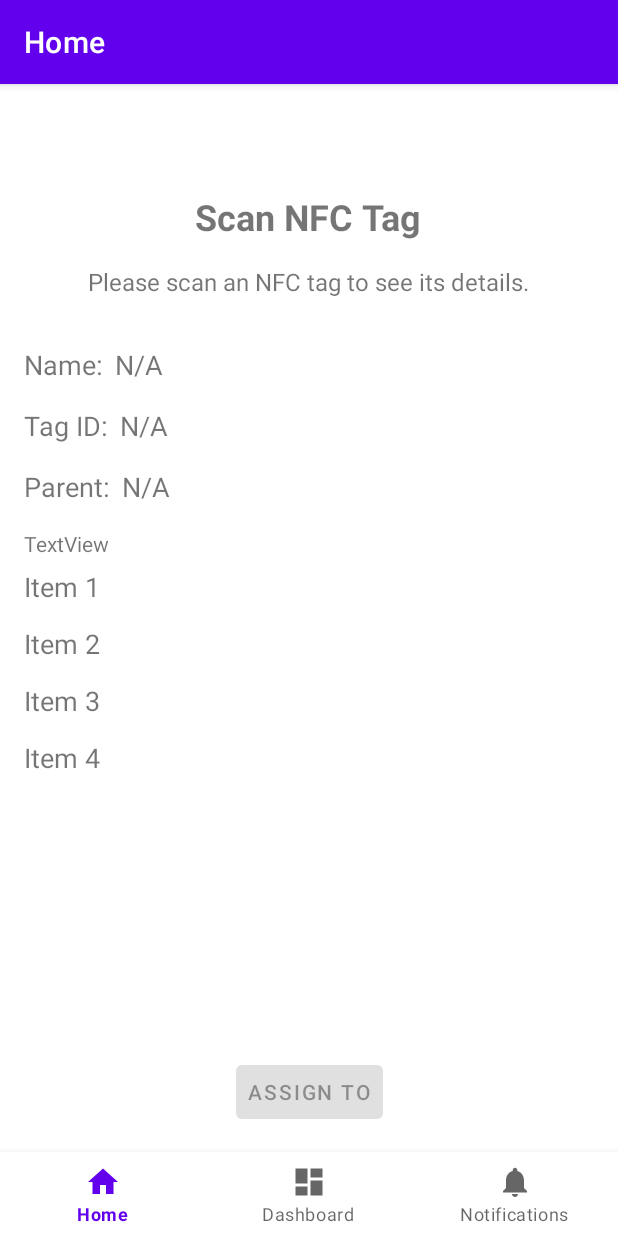
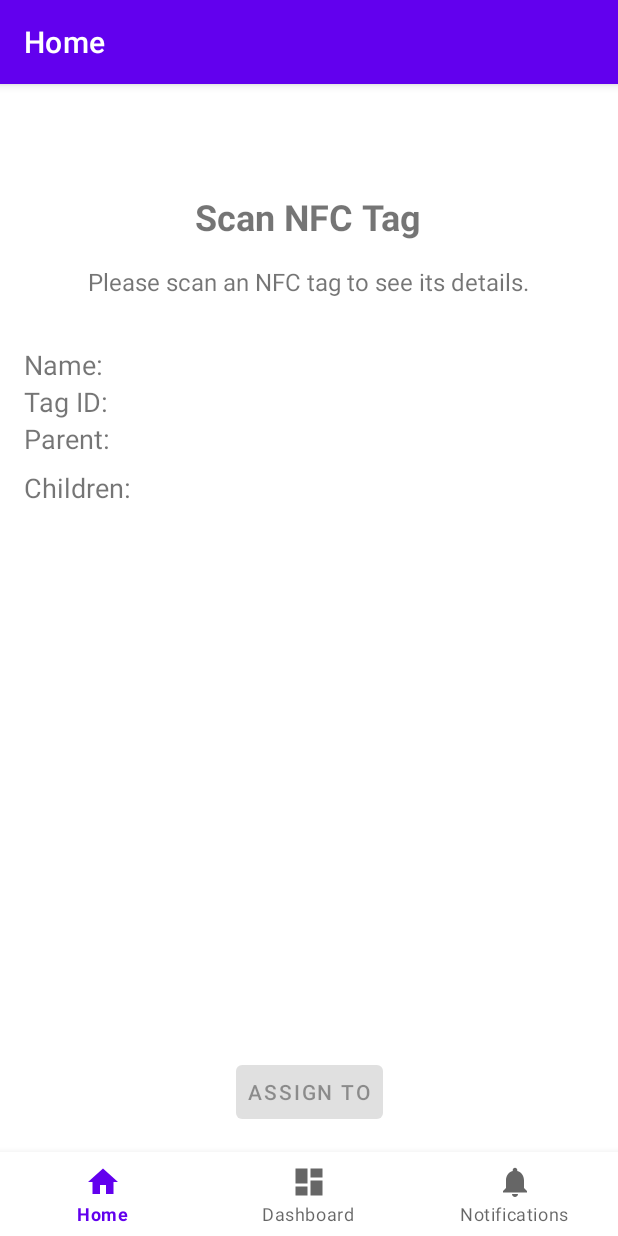
Before and after one commit to Statictide/NFC-scanner-android, an Android app: the screen it shows after launch (MainActivity), on a phone screen of 412 x 824 dp. Run offline under Robolectric (Android 15) with nearby library versions, the phone set to English and light mode, and no system bars; our stand-ins replace navigation-ui; 2 statements that could not run were skipped.

```diff
--- a/app/build.gradle.kts
+++ b/app/build.gradle.kts
@@ -3,7 +3,10 @@ import com.android.sdklib.AndroidVersion
 plugins {
     alias(libs.plugins.android.application)
     alias(libs.plugins.jetbrains.kotlin.android)
+    id("androidx.navigation.safeargs.kotlin")
+    id("kotlin-parcelize")
 }
+
 
 android {
     namespace = "dk.sierrasoftware.nfcscanner"
@@ -53,5 +56,6 @@ dependencies {
 
     implementation("com.squareup.retrofit2:retrofit:2.9.0")
     implementation("com.squareup.retrofit2:converter-gson:2.9.0")
-
+    implementation("androidx.navigation:navigation-fragment-ktx:2.5.0")
+    implementation("androidx.navigation:navigation-ui-ktx:2.5.0")
 }
--- a/app/src/main/java/dk/sierrasoftware/nfcscanner/ui/home/HomeFragment.kt
+++ b/app/src/main/java/dk/sierrasoftware/nfcscanner/ui/home/HomeFragment.kt
@@ -9,8 +9,12 @@ import android.widget.LinearLayout
 import android.widget.TextView
 import androidx.fragment.app.Fragment
 import androidx.lifecycle.ViewModelProvider
+import androidx.navigation.fragment.navArgs
 import dk.sierrasoftware.nfcscanner.R
+import dk.sierrasoftware.nfcscanner.api.EntityClosureDTO
+import dk.sierrasoftware.nfcscanner.api.EntityDTO
 import dk.sierrasoftware.nfcscanner.databinding.FragmentHomeBinding
+import java.util.Collections
 
 class HomeFragment : Fragment() {
 
@@ -19,6 +23,8 @@ class HomeFragment : Fragment() {
     // This property is only valid between onCreateView and
     // onDestroyView.
     private val binding get() = _binding!!
+
+    private val args: HomeFragmentArgs by navArgs()
 
 
     // Views
@@ -34,42 +40,30 @@ class HomeFragment : Fragment() {
         _binding = FragmentHomeBinding.inflate(inflater, container, false)
         val root: View = binding.root
 
-        //val textView: TextView = binding.textHome
-        homeViewModel.text.observe(viewLifecycleOwner) {
-            //textView.text = it
+        // Bind view model
+        homeViewModel.entityClosure.observe(viewLifecycleOwner) {
+            renderEntity(it)
         }
 
-        // Bind views
-        assignButton = root.findViewById(R.id.assign_button)
-
-        arguments?.getString("tag_uid")?.let { binding.tagIdValue.text = it }
-        arguments?.getString("name")?.let { binding.nameValue.text = it }
-        arguments?.getString("tag_uid")?.let { assignButton.isEnabled = true }
-        arguments?.getString("parent")?.let { binding.parentValue.text = it }
-
-
-        // Example data
-        val items = listOf("Item 1", "Item 2", "Item 3", "Item 4")
-
-        // Find the LinearLayout in the ScrollView
-
-        // Iterate over the list and create TextView for each item
-        pupulateChildrenLayout(items)
+        homeViewModel.entityClosure.value = args.entityClosure
 
         return root
     }
 
-    private fun pupulateChildrenLayout(items: List<String>) {
-        val linearLayout: LinearLayout = binding.childrenLayout
+    private fun renderEntity(entityClosure: EntityClosureDTO?) {
+        val entity = entityClosure?.entity
+        binding.tagIdValue.text = entity?.tag_uid
+        binding.nameValue.text = entity?.name
+        binding.parentValue.text = entityClosure?.parent?.name
+        binding.assignButton.isEnabled = entityClosure?.let { true } ?: false
 
-        for (item in items) {
+        for (child in entityClosure?.children ?: Collections.emptyList()) {
             val textView = TextView(context)
-            textView.text = item
-            textView.textSize = 18f  // Customize the text size if needed
+            textView.text = child.name
             textView.setPadding(0, 10, 0, 10)  // Add padding if needed
 
             // Add the TextView to the LinearLayout
-            linearLayout.addView(textView)
+            binding.childrenLayout.addView(textView)
         }
     }
 
@@ -77,4 +71,6 @@ class HomeFragment : Fragment() {
         super.onDestroyView()
         _binding = null
     }
+
+    fun assignEntityTo(view: View) {}
 }
--- a/app/src/main/java/dk/sierrasoftware/nfcscanner/ui/home/HomeViewModel.kt
+++ b/app/src/main/java/dk/sierrasoftware/nfcscanner/ui/home/HomeViewModel.kt
@@ -3,11 +3,14 @@ package dk.sierrasoftware.nfcscanner.ui.home
 import androidx.lifecycle.LiveData
 import androidx.lifecycle.MutableLiveData
 import androidx.lifecycle.ViewModel
+import dk.sierrasoftware.nfcscanner.api.EntityClosureDTO
 
 class HomeViewModel : ViewModel() {
 
     private val _text = MutableLiveData<String>().apply {
         value = "This is home Fragment"
     }
+    val entityClosure = MutableLiveData<EntityClosureDTO?>()
+
     val text: LiveData<String> = _text
 }
--- a/app/src/main/res/layout/fragment_home.xml
+++ b/app/src/main/res/layout/fragment_home.xml
@@ -45,10 +45,9 @@
                 android:paddingBottom="32dp"
                 android:text="@string/instructions_scan_nfc"
                 android:textSize="@dimen/text_size_small" />
-
-
         </LinearLayout>
 
+        <!-- Entity info -->
         <LinearLayout
             android:layout_width="match_parent"
             android:layout_height="wrap_content"
@@ -57,7 +56,7 @@
             <!-- Name -->
             <LinearLayout
                 android:layout_width="match_parent"
-                android:layout_height="match_parent"
+                android:layout_height="wrap_content"
                 android:orientation="horizontal">
 
                 <TextView
@@ -73,7 +72,6 @@
                     android:id="@+id/name_value"
                     android:layout_width="wrap_content"
                     android:layout_height="wrap_content"
-                    android:paddingBottom="@dimen/padding_large"
                     android:text="@string/na"
                     android:textSize="@dimen/text_size_medium" />
             </LinearLayout>
@@ -81,7 +79,7 @@
             <!-- Tag ID -->
             <LinearLayout
                 android:layout_width="match_parent"
-                android:layout_height="match_parent"
+                android:layout_height="wrap_content"
                 android:orientation="horizontal">
 
                 <TextView
@@ -97,7 +95,6 @@
                     android:id="@+id/tag_id_value"
                     android:layout_width="wrap_content"
                     android:layout_height="wrap_content"
-                    android:paddingBottom="@dimen/padding_large"
                     android:text="@string/na"
                     android:textSize="@dimen/text_size_medium" />
             </LinearLayout>
@@ -105,7 +102,7 @@
             <!-- Parrent -->
             <LinearLayout
                 android:layout_width="match_parent"
-                android:layout_height="match_parent"
+                android:layout_height="wrap_content"
                 android:orientation="horizontal">
 
                 <TextView
@@ -121,21 +118,36 @@
                     android:id="@+id/parent_value"
                     android:layout_width="wrap_content"
                     android:layout_height="wrap_content"
-                    android:paddingBottom="@dimen/padding_large"
                     android:text="@string/na"
                     android:textSize="@dimen/text_size_medium" />
             </LinearLayout>
+        </LinearLayout>
 
-            <ImageView
-                android:id="@+id/tag_image"
+
+        <!--
+        <ImageView
+            android:id="@+id/tag_image"
+            android:layout_width="wrap_content"
+            android:layout_height="wrap_content"
+            android:contentDescription="@string/image_label"
+            android:visibility="gone" />
+        -->
+
+        <LinearLayout
+            android:layout_width="match_parent"
+            android:layout_height="wrap_content"
+            android:orientation="horizontal"
+            android:layout_marginTop="@dimen/padding_medium">
+
+            <TextView
                 android:layout_width="wrap_content"
                 android:layout_height="wrap_content"
-                android:contentDescription="@string/image_label"
-                android:paddingBottom="@dimen/padding_large"
-                android:visibility="gone" />
-
+                android:paddingStart="0dp"
+                android:paddingEnd="@dimen/padding_medium"
+                android:text="Children:"
+                android:textSize="@dimen/text_size_medium" />
         </LinearLayout>
-    </LinearLayout>
+    </LinearLayout> <!-- Header end -->
 
 
     <!-- Assign Button with api call. Constrain to bottom-->
@@ -153,12 +165,6 @@
             android:layout_width="match_parent"
             android:layout_height="wrap_content"
             android:orientation="vertical">
-
-            <TextView
-                android:id="@+id/textView3"
-                android:layout_width="match_parent"
-                android:layout_height="wrap_content"
-                android:text="TextView" />
         </LinearLayout>
     </ScrollView>
 
--- a/app/src/main/res/navigation/mobile_navigation.xml
+++ b/app/src/main/res/navigation/mobile_navigation.xml
@@ -5,21 +5,34 @@
     android:id="@+id/mobile_navigation"
     app:startDestination="@+id/navigation_home">
 
+    <action
+        android:id="@+id/action_navigation_home"
+        app:destination="@id/navigation_home">
+    </action>
+
     <fragment
         android:id="@+id/navigation_home"
         android:name="dk.sierrasoftware.nfcscanner.ui.home.HomeFragment"
         android:label="@string/title_home"
-        tools:layout="@layout/fragment_home" />
+        tools:layout="@layout/fragment_home" >
+        <argument
+            android:name="entityClosure"
+            app:argType="dk.sierrasoftware.nfcscanner.api.EntityClosureDTO"
+            app:nullable="true"
+            android:defaultValue="@null" />
+    </fragment>
 
     <fragment
         android:id="@+id/navigation_dashboard"
         android:name="dk.sierrasoftware.nfcscanner.ui.dashboard.DashboardFragment"
         android:label="@string/title_dashboard"
-        tools:layout="@layout/fragment_dashboard" />
+        tools:layout="@layout/fragment_dashboard" >
+    </fragment>
 
     <fragment
         android:id="@+id/navigation_notifications"
         android:name="dk.sierrasoftware.nfcscanner.ui.notifications.NotificationsFragment"
         android:label="@string/title_notifications"
-        tools:layout="@layout/fragment_notifications" />
+        tools:layout="@layout/fragment_notifications" >
+    </fragment>
 </navigation>
```
Also changed, not shown: app/src/main/java/dk/sierrasoftware/nfcscanner/MainActivity.kt (+8 -12 lines), app/src/main/java/dk/sierrasoftware/nfcscanner/api/ApiService.kt (+3 -6 lines), app/src/main/java/dk/sierrasoftware/nfcscanner/api/DTOs.kt (added, +16 -0 lines), app/src/main/java/dk/sierrasoftware/nfcscanner/models/Entity.kt (added, +12 -0 lines), build.gradle.kts (+10 -0 lines).
